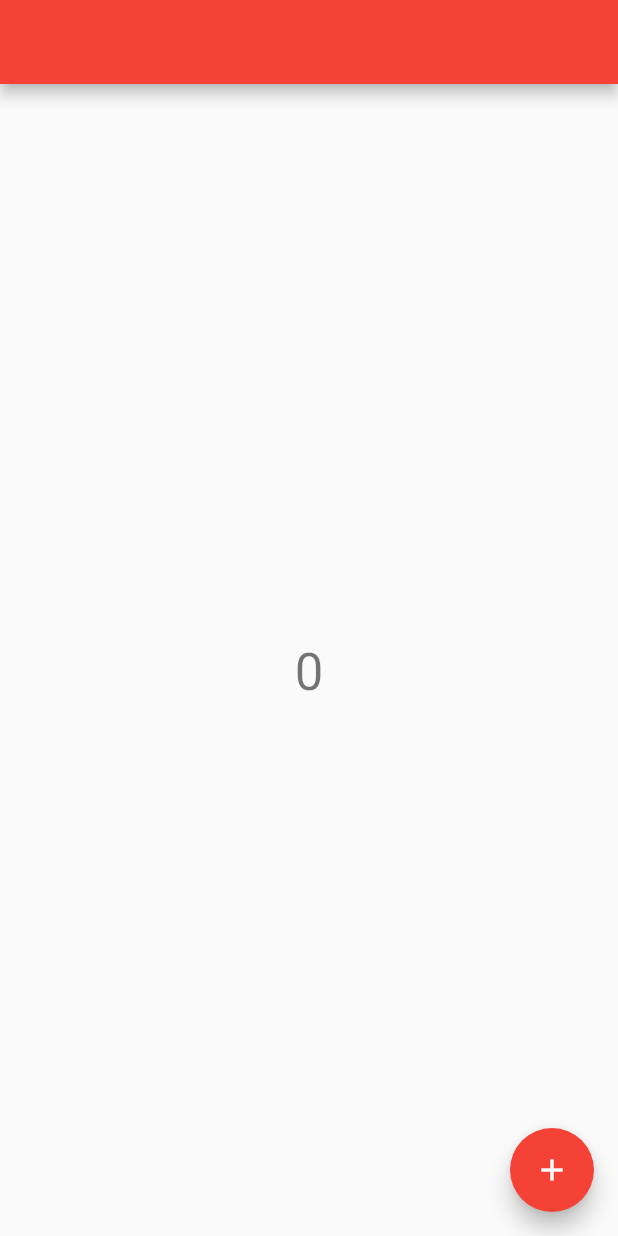
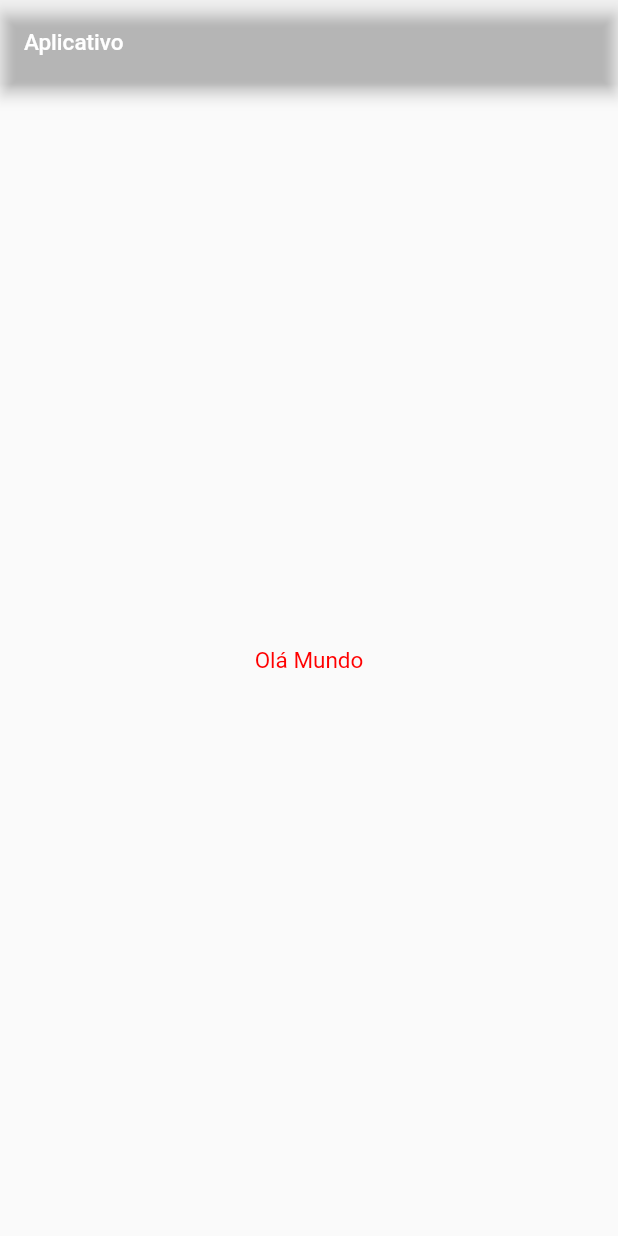
Before and after one commit to ailtondvieira/curso_proway, a Flutter app: the screen it shows after launch, on a phone screen of 412 x 824 dp. Run offline on Flutter 3.47's test engine with Material 2 defaults, Android fonts, the phone set to English and light mode, and no system bars; missing offline and left inert: dart:html.

Commit message:
[feat] Making Apps

```diff
--- a/controle_de_fluxo/JoãoPedro/Flutter/flutter_warren/lib/main.dart
+++ b/controle_de_fluxo/JoãoPedro/Flutter/flutter_warren/lib/main.dart
@@ -1,115 +1,29 @@
+import 'dart:html';
+
+import 'package:flutter/cupertino.dart';
+
 import 'package:flutter/material.dart';
 
-void main() {
-  runApp(const MyApp());
+void main(List<String> args) {
+  runApp(MaterialApp(
+    home: HomePage(),
+  ));
 }
 
-class MyApp extends StatelessWidget {
-  const MyApp({Key? key}) : super(key: key);
-
-  // This widget is the root of your application.
+class HomePage extends StatelessWidget {
   @override
   Widget build(BuildContext context) {
-    return MaterialApp(
-      title: '',
-      theme: ThemeData(
-        // This is the theme of your application.
-        //
-        // Try running your application with "flutter run". You'll see the
-        // application has a blue toolbar. Then, without quitting the app, try
-        // changing the primarySwatch below to Colors.green and then invoke
-        // "hot reload" (press "r" in the console where you ran "flutter run",
-        // or simply save your changes to "hot reload" in a Flutter IDE).
-        // Notice that the counter didn't reset back to zero; the application
-        // is not restarted.
-        primarySwatch: Colors.red,
+    return Scaffold(
+      appBar: AppBar(
+          backgroundColor: Color.fromARGB(0, 0, 0, 0),
+          title: const Text("Aplicativo",
+              style: TextStyle(
+                  fontSize: 15, color: Color.fromARGB(255, 255, 255, 255)))),
+      body: const Center(
+        child: Text("Olá Mundo",
+            style:
+                TextStyle(fontSize: 15, color: Color.fromARGB(255, 255, 0, 0))),
       ),
-      home: const MyHomePage(title: ''),
     );
   }
 }
-
-class MyHomePage extends StatefulWidget {
-  const MyHomePage({Key? key, required this.title}) : super(key: key);
-
-  // This widget is the home page of your application. It is stateful, meaning
-  // that it has a State object (defined below) that contains fields that affect
-  // how it looks.
-
-  // This class is the configuration for the state. It holds the values (in this
-  // case the title) provided by the parent (in this case the App widget) and
-  // used by the build method of the State. Fields in a Widget subclass are
-  // always marked "final".
-
-  final String title;
-
-  @override
-  State<MyHomePage> createState() => _MyHomePageState();
-}
-
-class _MyHomePageState extends State<MyHomePage> {
-  int _counter = 0;
-
-  void _incrementCounter() {
-    setState(() {
-      // This call to setState tells the Flutter framework that something has
-      // changed in this State, which causes it to rerun the build method below
-      // so that the display can reflect the updated values. If we changed
-      // _counter without calling setState(), then the build method would not be
-      // called again, and so nothing would appear to happen.
-      _counter++;
-    });
-  }
-
-  @override
-  Widget build(BuildContext context) {
-    // This method is rerun every time setState is called, for instance as done
-    // by the _incrementCounter method above.
-    //
-    // The Flutter framework has been optimized to make rerunning build methods
-    // fast, so that you can just rebuild anything that needs updating rather
-    // than having to individually change instances of widgets.
-    return Scaffold(
-      appBar: AppBar(
-        // Here we take the value from the MyHomePage object that was created by
-        // the App.build method, and use it to set our appbar title.
-        title: Text(widget.title),
-      ),
-      body: Center(
-        // Center is a layout widget. It takes a single child and positions it
-        // in the middle of the parent.
-        child: Column(
-          // Column is also a layout widget. It takes a list of children and
-          // arranges them vertically. By default, it sizes itself to fit its
-          // children horizontally, and tries to be as tall as its parent.
-          //
-          // Invoke "debug painting" (press "p" in the console, choose the
-          // "Toggle Debug Paint" action from the Flutter Inspector in Android
-          // Studio, or the "Toggle Debug Paint" command in Visual Studio Code)
-          // to see the wireframe for each widget.
-          //
-          // Column has various properties to control how it sizes itself and
-          // how it positions its children. Here we use mainAxisAlignment to
-          // center the children vertically; the main axis here is the vertical
-          // axis because Columns are vertical (the cross axis would be
-          // horizontal).
-          mainAxisAlignment: MainAxisAlignment.center,
-          children: <Widget>[
-            const Text(
-              '',
-            ),
-            Text(
-              '$_counter',
-              style: Theme.of(context).textTheme.headline4,
-            ),
-          ],
-        ),
-      ),
-      floatingActionButton: FloatingActionButton(
-        onPressed: _incrementCounter,
-        tooltip: '',
-        child: const Icon(Icons.add),
-      ), // This trailing comma makes auto-formatting nicer for build methods.
-    );
-  }
-}
```
Also changed, not shown: 1 other file.
